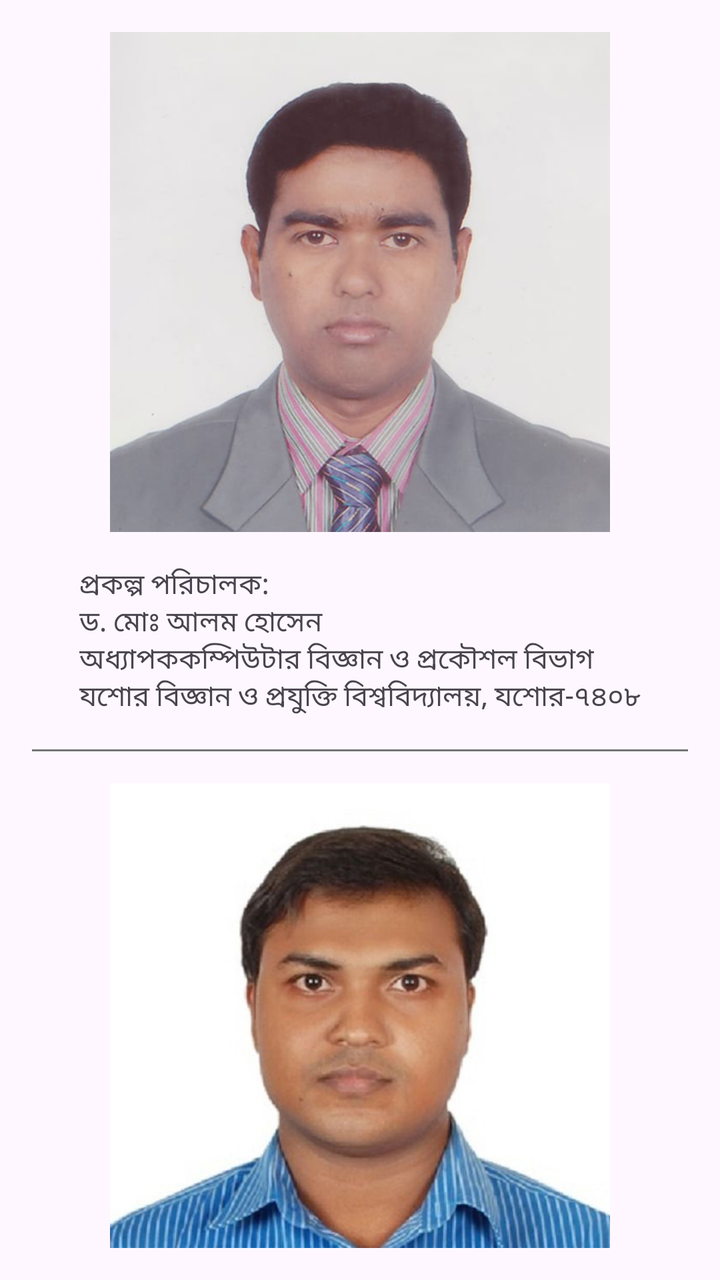
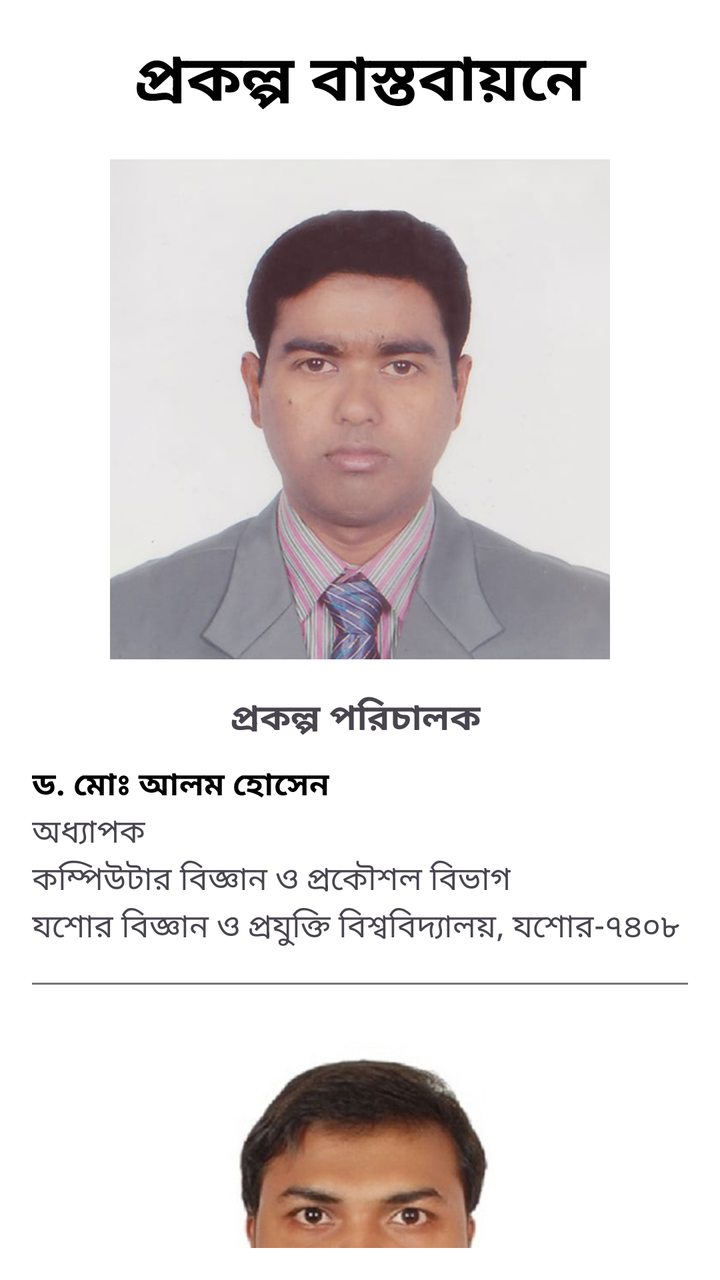

Compare the two renders of this Android layout. The source of the first and the diff that turns it into the second are given below.
<!-- AndroidManifest.xml: application theme Theme.AGRODSS -->
<!-- res/layout/fragment_about.xml -->
<?xml version="1.0" encoding="utf-8"?>
<ScrollView xmlns:android="http://schemas.android.com/apk/res/android"
    xmlns:tools="http://schemas.android.com/tools"
    android:layout_width="match_parent"
    android:layout_height="match_parent"
    android:scrollbars="none"
    android:padding="16dp"
    tools:context=".About">

    <LinearLayout
        android:layout_width="match_parent"
        android:layout_height="wrap_content"
        android:orientation="vertical">

        <ImageView
            android:layout_width="250dp"
            android:layout_height="250dp"
            android:layout_gravity="center"
            android:src="@drawable/sir_1" />

        <TextView
            android:layout_width="wrap_content"
            android:layout_height="wrap_content"
            android:layout_gravity="center"
            android:layout_marginTop="16dp"
            android:text="প্রকল্প পরিচালক:\nড. মোঃ আলম হোসেন\nঅধ্যাপককম্পিউটার বিজ্ঞান ও প্রকৌশল বিভাগ\nযশোর বিজ্ঞান ও প্রযুক্তি বিশ্ববিদ্যালয়, যশোর-৭৪০৮" />

        <View
            android:layout_width="match_parent"
            android:layout_height="1dp"
            android:layout_marginVertical="16dp"
            android:background="@color/dark_gray" />

        <ImageView
            android:layout_width="250dp"
            android:layout_height="250dp"
            android:layout_gravity="center"
            android:src="@drawable/sir_2" />

        <TextView
            android:layout_width="wrap_content"
            android:layout_height="wrap_content"
            android:layout_gravity="center"
            android:layout_marginTop="16dp"
            android:text="পপ্রকল্প সহকারী পরিচালক:\nমোস্তাফিজুর রহমান আকন্দ\nসহকারী অধ্যাপক\nকম্পিউটার বিজ্ঞান ও প্রকৌশল বিভাগ\nযশোর বিজ্ঞান ও প্রযুক্তি বিশ্ববিদ্যালয়, যশোর-৭৪০৮" />
    </LinearLayout>
</ScrollView>
<!-- resources referenced by this layout -->
<resources>
  <color name="dark_gray">#757575</color>
  <!-- drawable sir_1: jpg bitmap (drawable, 125511 bytes) -->
  <!-- drawable sir_2: jpg bitmap (drawable, 106696 bytes) -->
  <style name="Theme.AGRODSS" parent="Base.Theme.AGRODSS" />
  <style name="Base.Theme.AGRODSS" parent="Theme.Material3.DayNight.NoActionBar">
          
          <item name="colorPrimary">@color/primary_color</item>
          <item name="colorSecondaryContainer">@color/main_color</item>
          <item name="colorOnSecondaryContainer">@color/nav_item_color</item>
      </style>
  <color name="primary_color">#2E7D32</color>
  <color name="main_color">#D1E7DD</color>
  <color name="nav_item_color">#333333</color>
</resources>

<!-- the commit's change to res/layout/fragment_about.xml (unified diff, before → after) -->
@@ -1,47 +1,149 @@
 <?xml version="1.0" encoding="utf-8"?>
-<ScrollView xmlns:android="http://schemas.android.com/apk/res/android"
+<LinearLayout xmlns:android="http://schemas.android.com/apk/res/android"
     xmlns:tools="http://schemas.android.com/tools"
     android:layout_width="match_parent"
     android:layout_height="match_parent"
-    android:scrollbars="none"
+    android:background="@color/white"
+    android:orientation="vertical"
     android:padding="16dp"
     tools:context=".About">
 
-    <LinearLayout
+    <TextView
         android:layout_width="match_parent"
         android:layout_height="wrap_content"
-        android:orientation="vertical">
+        android:fontFamily="serif"
+        android:gravity="center"
+        android:text="প্রকল্প বাস্তবায়নে"
+        android:textColor="@color/black"
+        android:textSize="32dp"
+        android:textStyle="bold" />
 
-        <ImageView
-            android:layout_width="250dp"
-            android:layout_height="250dp"
-            android:layout_gravity="center"
-            android:src="@drawable/sir_1" />
+    <ScrollView
+        android:layout_width="match_parent"
+        android:layout_height="wrap_content"
+        android:layout_marginTop="16dp"
+        android:scrollbars="none">
 
-        <TextView
-            android:layout_width="wrap_content"
+        <LinearLayout
+            android:layout_width="match_parent"
             android:layout_height="wrap_content"
-            android:layout_gravity="center"
-            android:layout_marginTop="16dp"
-            android:text="প্রকল্প পরিচালক:\nড. মোঃ আলম হোসেন\nঅধ্যাপককম্পিউটার বিজ্ঞান ও প্রকৌশল বিভাগ\nযশোর বিজ্ঞান ও প্রযুক্তি বিশ্ববিদ্যালয়, যশোর-৭৪০৮" />
+            android:orientation="vertical">
 
-        <View
-            android:layout_width="match_parent"
-            android:layout_height="1dp"
-            android:layout_marginVertical="16dp"
-            android:background="@color/dark_gray" />
+            <ImageView
+                android:layout_width="250dp"
+                android:layout_height="250dp"
+                android:layout_gravity="center"
+                android:src="@drawable/sir_1" />
 
-        <ImageView
-            android:layout_width="250dp"
-            android:layout_height="250dp"
-            android:layout_gravity="center"
-            android:src="@drawable/sir_2" />
+            <LinearLayout
+                android:layout_width="wrap_content"
+                android:layout_height="wrap_content"
+                android:layout_marginTop="16dp"
+                android:gravity="center"
+                android:orientation="vertical">
 
-        <TextView
-            android:layout_width="wrap_content"
-            android:layout_height="wrap_content"
-            android:layout_gravity="center"
-            android:layout_marginTop="16dp"
-            android:text="পপ্রকল্প সহকারী পরিচালক:\nমোস্তাফিজুর রহমান আকন্দ\nসহকারী অধ্যাপক\nকম্পিউটার বিজ্ঞান ও প্রকৌশল বিভাগ\nযশোর বিজ্ঞান ও প্রযুক্তি বিশ্ববিদ্যালয়, যশোর-৭৪০৮" />
-    </LinearLayout>
-</ScrollView>
+                <TextView
+                    android:layout_width="wrap_content"
+                    android:layout_height="wrap_content"
+                    android:layout_gravity="center"
+                    android:text="প্রকল্প পরিচালক"
+                    android:textSize="18sp"
+                    android:textStyle="bold" />
+
+                <TextView
+                    android:layout_width="wrap_content"
+                    android:layout_height="wrap_content"
+                    android:layout_gravity="start"
+                    android:layout_marginTop="8dp"
+                    android:text="ড. মোঃ আলম হোসেন"
+                    android:textColor="@color/black"
+                    android:textSize="16sp"
+                    android:textStyle="bold" />
+
+                <TextView
+                    android:layout_width="wrap_content"
+                    android:layout_height="wrap_content"
+                    android:layout_gravity="start"
+                    android:text="অধ্যাপক"
+                    android:textSize="16sp" />
+
+                <TextView
+                    android:layout_width="wrap_content"
+                    android:layout_height="wrap_content"
+                    android:layout_gravity="start"
+                    android:text="কম্পিউটার বিজ্ঞান ও প্রকৌশল বিভাগ"
+                    android:textSize="16sp" />
+
+                <TextView
+                    android:layout_width="wrap_content"
+                    android:layout_height="wrap_content"
+                    android:layout_gravity="start"
+                    android:text="যশোর বিজ্ঞান ও প্রযুক্তি বিশ্ববিদ্যালয়, যশোর-৭৪০৮"
+                    android:textSize="16sp" />
+
+            </LinearLayout>
+
+            <View
+                android:layout_width="match_parent"
+                android:layout_height="1dp"
+                android:layout_marginVertical="16dp"
+                android:background="@color/dark_gray" />
+
+            <ImageView
+                android:layout_width="250dp"
+                android:layout_height="250dp"
+                android:layout_gravity="center"
+                android:src="@drawable/sir_2" />
+
+
+            <LinearLayout
+                android:layout_width="wrap_content"
+                android:layout_height="wrap_content"
+                android:layout_marginTop="16dp"
+                android:gravity="center"
+                android:orientation="vertical">
+
+                <TextView
+                    android:layout_width="wrap_content"
+                    android:layout_height="wrap_content"
+                    android:layout_gravity="center"
+                    android:text="প্রকল্প সহকারী পরিচালক"
+                    android:textSize="18sp"
+                    android:textStyle="bold" />
+
+                <TextView
+                    android:layout_width="wrap_content"
+                    android:layout_height="wrap_content"
+                    android:layout_gravity="start"
+                    android:layout_marginTop="8dp"
+                    android:text="মোস্তাফিজুর রহমান আকন্দ"
+                    android:textColor="@color/black"
+                    android:textSize="16sp"
+                    android:textStyle="bold" />
+
+                <TextView
+                    android:layout_width="wrap_content"
+                    android:layout_height="wrap_content"
+                    android:layout_gravity="start"
+                    android:text="সহকারী অধ্যাপক"
+                    android:textSize="16sp" />
+
+                <TextView
+                    android:layout_width="wrap_content"
+                    android:layout_height="wrap_content"
+                    android:layout_gravity="start"
+                    android:text="কম্পিউটার বিজ্ঞান ও প্রকৌশল বিভাগ"
+                    android:textSize="16sp" />
+
+                <TextView
+                    android:layout_width="wrap_content"
+                    android:layout_height="wrap_content"
+                    android:layout_gravity="start"
+                    android:text="যশোর বিজ্ঞান ও প্রযুক্তি বিশ্ববিদ্যালয়, যশোর-৭৪০৮"
+                    android:textSize="16sp" />
+
+            </LinearLayout>
+        </LinearLayout>
+        ,
+    </ScrollView>
+</LinearLayout>
<!-- resource entries referenced after the edit -->
@@ -1,6 +1,8 @@
 <!-- resources referenced by this layout -->
 <resources>
+  <color name="black">#FF000000</color>
   <color name="dark_gray">#757575</color>
+  <color name="white">#FFFFFFFF</color>
   <!-- drawable sir_1: jpg bitmap (drawable, 125511 bytes) -->
   <!-- drawable sir_2: jpg bitmap (drawable, 106696 bytes) -->
   <style name="Theme.AGRODSS" parent="Base.Theme.AGRODSS" />
